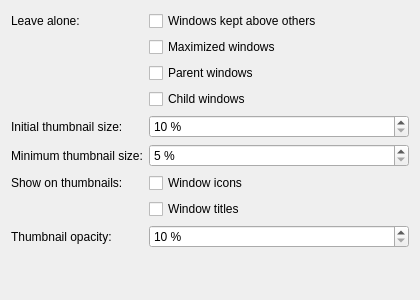
First picture: the form in src/thumbnailbloom_config.ui, repository LMauricius/kde-thumbnail-bloom, before the edit.
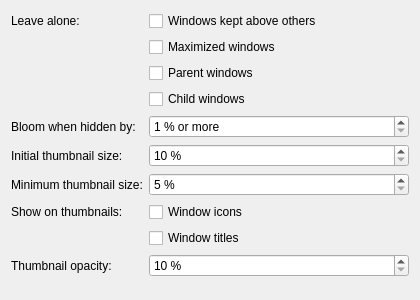
Second picture: the form after the edit.

```diff
--- a/src/thumbnailbloom_config.ui
+++ b/src/thumbnailbloom_config.ui
@@ -47,13 +47,33 @@
     </widget>
    </item>
    <item row="4" column="0">
+    <widget class="QLabel" name="minimumOcclusionLabel">
+     <property name="text">
+      <string>Bloom when hidden by:</string>
+     </property>
+    </widget>
+   </item>
+   <item row="4" column="1">
+    <widget class="QSpinBox" name="kcfg_MinimumOcclusion">
+     <property name="suffix">
+      <string> % or more</string>
+     </property>
+     <property name="minimum">
+      <number>1</number>
+     </property>
+     <property name="maximum">
+      <number>100</number>
+     </property>
+    </widget>
+   </item>
+   <item row="5" column="0">
     <widget class="QLabel" name="initialSizeLabel">
      <property name="text">
       <string>Initial thumbnail size:</string>
      </property>
     </widget>
    </item>
-   <item row="4" column="1">
+   <item row="5" column="1">
     <widget class="QSpinBox" name="kcfg_InitialSize">
      <property name="suffix">
       <string> %</string>
@@ -66,14 +86,14 @@
      </property>
     </widget>
    </item>
-   <item row="5" column="0">
+   <item row="6" column="0">
     <widget class="QLabel" name="minimumSizeLabel">
      <property name="text">
       <string>Minimum thumbnail size:</string>
      </property>
     </widget>
    </item>
-   <item row="5" column="1">
+   <item row="6" column="1">
     <widget class="QSpinBox" name="kcfg_MinimumSize">
      <property name="suffix">
       <string> %</string>
@@ -86,35 +106,35 @@
      </property>
     </widget>
    </item>
-   <item row="6" column="0">
+   <item row="7" column="0">
     <widget class="QLabel" name="showLabel">
      <property name="text">
       <string>Show on thumbnails:</string>
      </property>
     </widget>
    </item>
-   <item row="6" column="1">
+   <item row="7" column="1">
     <widget class="QCheckBox" name="kcfg_ShowIcons">
      <property name="text">
       <string>Window icons</string>
      </property>
     </widget>
    </item>
-   <item row="7" column="1">
+   <item row="8" column="1">
     <widget class="QCheckBox" name="kcfg_ShowTitles">
      <property name="text">
       <string>Window titles</string>
      </property>
     </widget>
    </item>
-   <item row="8" column="0">
+   <item row="9" column="0">
     <widget class="QLabel" name="opacityLabel">
      <property name="text">
       <string>Thumbnail opacity:</string>
      </property>
     </widget>
    </item>
-   <item row="8" column="1">
+   <item row="9" column="1">
     <widget class="QSpinBox" name="kcfg_Opacity">
      <property name="suffix">
       <string> %</string>
```
